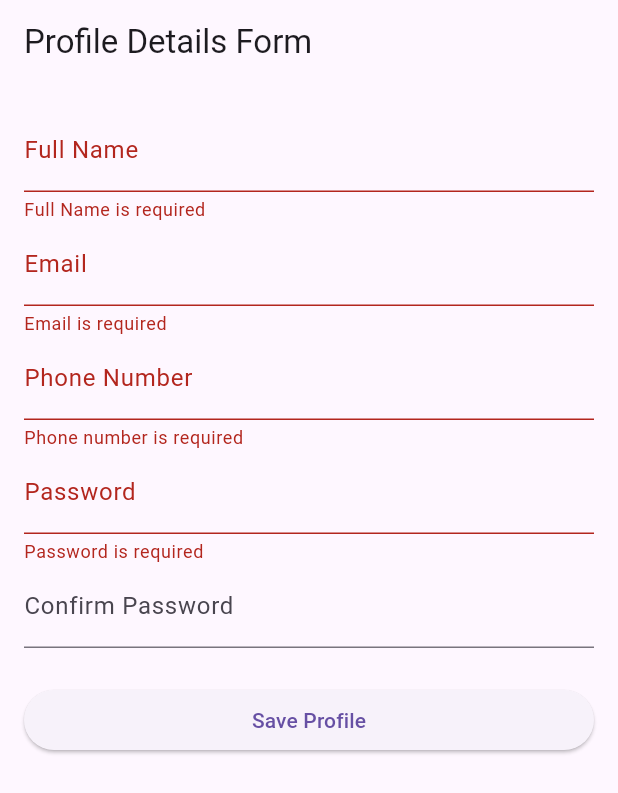
After one commit to kalviumcommunity/S58-0126-The-Wolf-Flutter-Firebase-Managio2, a Flutter app: the ProfileFormScreen screen opened directly, after a tap on "Save Profile", on a phone screen of 412 x 824 dp. The commit adds this screen. Shown: the top 793 px of the screen. Run offline on Flutter 3.47's test engine with Material 3 defaults, Android fonts, the phone set to English and light mode, and no system bars; our stand-ins replace cloud_firestore, firebase_auth, firebase_core; accounts and stored records are empty.

```diff
--- /dev/null
+++ b/lib/screens/profile_form_screen.dart
@@ -0,0 +1,130 @@
+import 'package:flutter/material.dart';
+
+class ProfileFormScreen extends StatefulWidget {
+  const ProfileFormScreen({super.key});
+
+  @override
+  State<ProfileFormScreen> createState() => _ProfileFormScreenState();
+}
+
+class _ProfileFormScreenState extends State<ProfileFormScreen> {
+  final _formKey = GlobalKey<FormState>();
+
+  final TextEditingController fullNameController = TextEditingController();
+  final TextEditingController emailController = TextEditingController();
+  final TextEditingController phoneController = TextEditingController();
+  final TextEditingController passwordController = TextEditingController();
+  final TextEditingController confirmPasswordController =
+      TextEditingController();
+
+  void submitForm() {
+    if (_formKey.currentState!.validate()) {
+      ScaffoldMessenger.of(context).showSnackBar(
+        const SnackBar(
+          content: Text('Profile saved successfully ✅'),
+          backgroundColor: Colors.green,
+        ),
+      );
+    }
+  }
+
+  @override
+  Widget build(BuildContext context) {
+    return Scaffold(
+      appBar: AppBar(title: const Text('Profile Details Form')),
+      body: Padding(
+        padding: const EdgeInsets.all(16),
+        child: Form(
+          key: _formKey,
+          child: ListView(
+            children: [
+              /// Full Name
+              TextFormField(
+                controller: fullNameController,
+                decoration: const InputDecoration(labelText: 'Full Name'),
+                validator: (value) {
+                  if (value == null || value.isEmpty) {
+                    return 'Full Name is required';
+                  }
+                  if (value.length < 3) {
+                    return 'Minimum 3 characters required';
+                  }
+                  return null;
+                },
+              ),
+
+              /// Email
+              TextFormField(
+                controller: emailController,
+                decoration: const InputDecoration(labelText: 'Email'),
+                keyboardType: TextInputType.emailAddress,
+                validator: (value) {
+                  if (value == null || value.isEmpty) {
+                    return 'Email is required';
+                  }
+                  if (!RegExp(r'^[^@]+@[^@]+\.[^@]+').hasMatch(value)) {
+                    return 'Enter a valid email';
+                  }
+                  return null;
+                },
+              ),
+
+              /// Phone
+              TextFormField(
+                controller: phoneController,
+                decoration: const InputDecoration(labelText: 'Phone Number'),
+                keyboardType: TextInputType.phone,
+                validator: (value) {
+                  if (value == null || value.isEmpty) {
+                    return 'Phone number is required';
+                  }
+                  if (!RegExp(r'^\d{10}$').hasMatch(value)) {
+                    return 'Phone number must be exactly 10 digits';
+                  }
+                  return null;
+                },
+              ),
+
+              /// Password
+              TextFormField(
+                controller: passwordController,
+                decoration: const InputDecoration(labelText: 'Password'),
+                obscureText: true,
+                validator: (value) {
+                  if (value == null || value.isEmpty) {
+                    return 'Password is required';
+                  }
+                  if (value.length < 8) {
+                    return 'Password must be at least 8 characters';
+                  }
+                  return null;
+                },
+              ),
+
+              /// Confirm Password
+              TextFormField(
+                controller: confirmPasswordController,
+                decoration:
+                    const InputDecoration(labelText: 'Confirm Password'),
+                obscureText: true,
+                validator: (value) {
+                  if (value != passwordController.text) {
+                    return 'Passwords do not match';
+                  }
+                  return null;
+                },
+              ),
+
+              const SizedBox(height: 24),
+
+              ElevatedButton(
+                onPressed: submitForm,
+                child: const Text('Save Profile'),
+              ),
+            ],
+          ),
+        ),
+      ),
+    );
+  }
+}
```
Also changed, not shown: lib/screens/login_screen.dart (+58 -23 lines).
